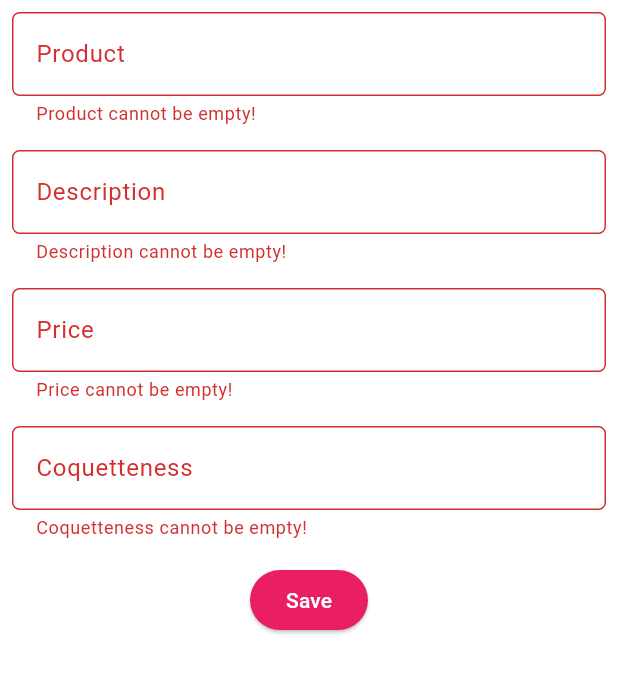
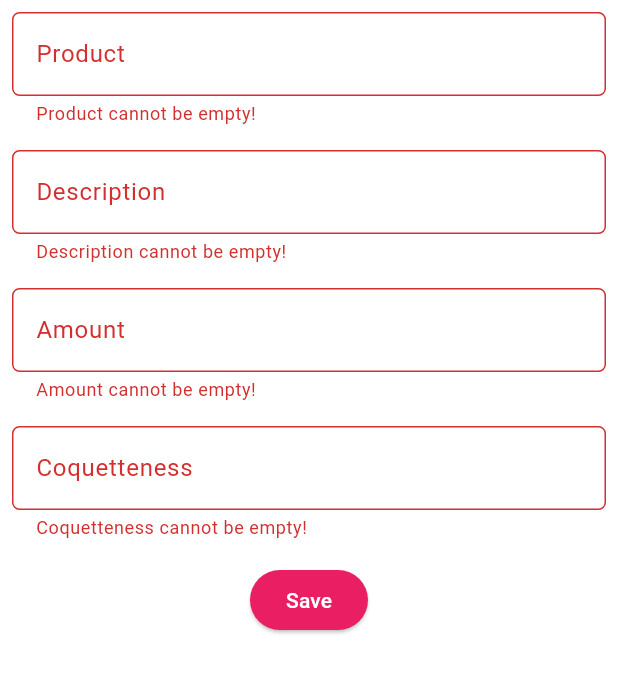
Before and after one commit to samuellapnadia/pinky-promise-mobile, a Flutter app: the ProductEntryFormPage screen opened directly, after a tap on "Save", on a phone screen of 412 x 824 dp, the part 84-761 px from its top. Run offline on Flutter 3.47's test engine with Material 3 defaults, Android fonts, the phone set to English and light mode, and no system bars.

Commit message:
Fix Readme and productentry_form.dart - Assignment 8

```diff
--- a/lib/screens/productentry_form.dart
+++ b/lib/screens/productentry_form.dart
@@ -12,7 +12,7 @@ class _ProductEntryFormPageState extends State<ProductEntryFormPage> {
   final _formKey = GlobalKey<FormState>();
   String _product = "";
   String _description = "";
-  int _price = 0;
+  int _amount = 0;
   int _coquetteness = 0;
 
   @override
@@ -84,8 +84,8 @@ class _ProductEntryFormPageState extends State<ProductEntryFormPage> {
                 padding: const EdgeInsets.all(8.0),
                 child: TextFormField(
                   decoration: InputDecoration(
-                    hintText: "Price",
-                    labelText: "Price",
+                    hintText: "Amount",
+                    labelText: "Amount",
                     border: OutlineInputBorder(
                       borderRadius: BorderRadius.circular(5.0),
                     ),
@@ -93,15 +93,15 @@ class _ProductEntryFormPageState extends State<ProductEntryFormPage> {
                   keyboardType: TextInputType.number,
                   onChanged: (String? value) {
                     setState(() {
-                      _price = int.tryParse(value!) ?? 0;
+                      _amount = int.tryParse(value!) ?? 0;
                     });
                   },
                   validator: (String? value) {
                     if (value == null || value.isEmpty) {
-                      return "Price cannot be empty!";
+                      return "Amount cannot be empty!";
                     }
                     if (int.tryParse(value) == null) {
-                      return "Price must be a number!";
+                      return "Amount must be a number!";
                     }
                     return null;
                   },
@@ -157,7 +157,7 @@ class _ProductEntryFormPageState extends State<ProductEntryFormPage> {
                                   children: [
                                     Text('Product: $_product'),
                                     Text('Description: $_description'),
-                                    Text('Price: $_price'),
+                                    Text('Amount: $_amount'),
                                     Text('Coquetteness: $_coquetteness'),
                                   ],
                                 ),
@@ -171,7 +171,7 @@ class _ProductEntryFormPageState extends State<ProductEntryFormPage> {
                                     setState(() {
                                       _product = "";
                                       _description = "";
-                                      _price = 0;
+                                      _amount = 0;
                                       _coquetteness = 0;
                                     });
                                   },
--- a/lib/widgets/left_drawer.dart
+++ b/lib/widgets/left_drawer.dart
@@ -66,7 +66,7 @@ class LeftDrawer extends StatelessWidget {
             leading: const Icon(Icons.logout),
             title: const Text('Logout'),
             onTap: () {
-              // Add logout logic here if needed
+              // logout logic here
               Navigator.pop(context);
             },
           ),
```
Also changed, not shown: 1 other file.
